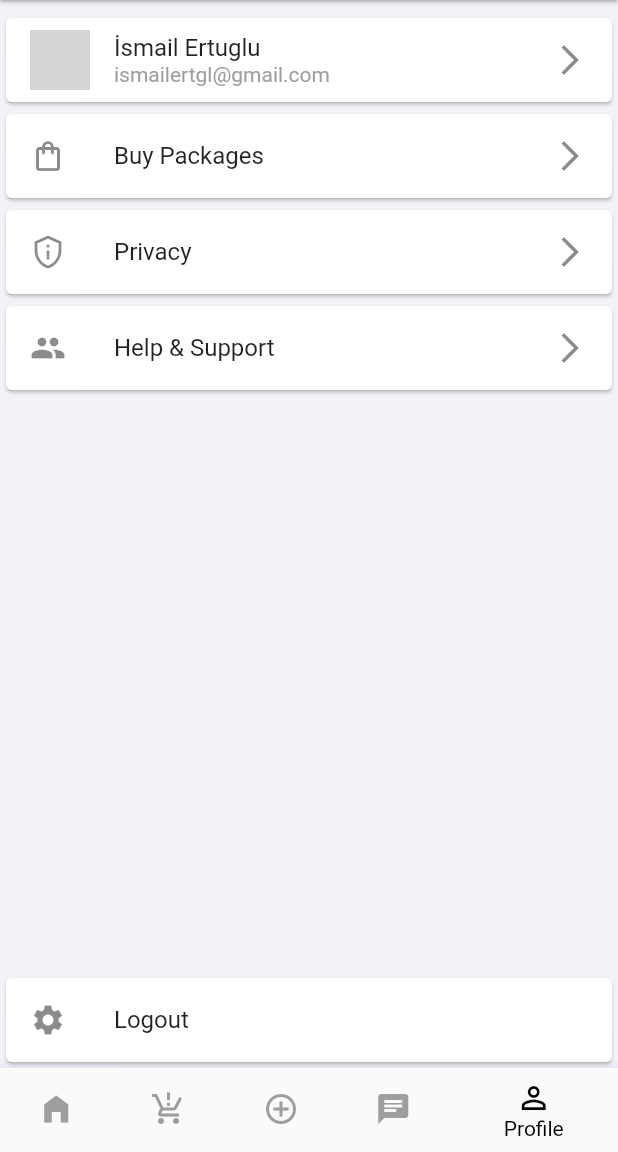
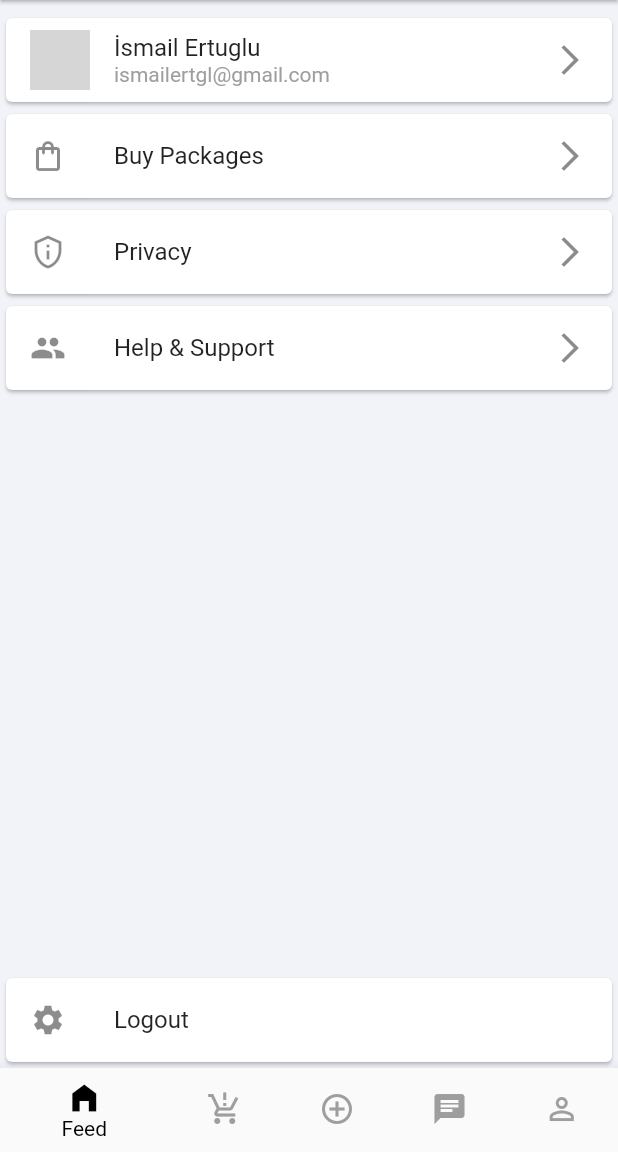
Before and after one commit to ismailertuglu14/Glamor_ecommerce, a Flutter app: the HomeWrapper widget shown alone on an empty page, opened directly, swiped to page 5, on a phone screen of 412 x 824 dp, the part 84-1236 px from its top. Run offline on Flutter 3.47's test engine with Material 2 defaults, Android fonts, the phone set to English and light mode, and no system bars; our stand-ins replace cached_network_image, lottie, shared_preferences; missing offline and left inert: vexana; accounts and stored records are empty; network calls fail; Roboto replaces fonts that are missing (POPPINS); grey boxes are pictures that could not be loaded.

Commit message:
UI Changes

```diff
--- a/lib/core/init/notifier/providers.dart
+++ b/lib/core/init/notifier/providers.dart
@@ -1,5 +1,6 @@
 import 'package:client/core/init/notifier/theme_notifier.dart';
 import 'package:client/product/provider/user_provider.dart';
+import 'package:client/view/home/builder/viewmodel/home_wrapper_model.dart';
 import 'package:client/view/home/feed/service/product_notifier.dart';
 import 'package:provider/provider.dart';
 import 'package:provider/single_child_widget.dart';
@@ -20,6 +21,7 @@ class ApplicationProvider {
     ChangeNotifierProvider(create: (context) => ThemeNotifier()),
     ChangeNotifierProvider(create: (context) => UserProvider()),
     ChangeNotifierProvider(create: (context) => ProductNotifier()),
+    ChangeNotifierProvider(create: (context) => HomeProvider()),
     Provider.value(value: NavigationService.instance)
   ];
 }
--- a/lib/view/authenticate/login/viewmodel/login_view_model.dart
+++ b/lib/view/authenticate/login/viewmodel/login_view_model.dart
@@ -18,6 +18,7 @@ abstract class LoginViewModel extends State<LoginView> with BaseViewModel {
   final TextEditingController emailController = TextEditingController();
   final TextEditingController passwordController = TextEditingController();
   late final FocusNode focusNode;
+//
   late ILoginService loginService;
   String email = '';
   String password = '';
--- a/lib/view/home/builder/view/home_wrapper.dart
+++ b/lib/view/home/builder/view/home_wrapper.dart
@@ -1,4 +1,6 @@
+import 'package:client/view/_product/widgets/popup/exit_popup.dart';
 import 'package:flutter/material.dart';
+import 'package:provider/provider.dart';
 
 import '../viewmodel/home_wrapper_model.dart';
 
@@ -12,13 +14,12 @@ class HomeWrapper extends StatefulWidget {
 class _HomeWrapperState extends HomeWrapperModel {
   @override
   Widget build(BuildContext context) {
-    return Scaffold(
+    return WillPopScope(
+      onWillPop: () => onWillPop(context),
+      child: Scaffold(
         body: PageView.builder(
           controller: pageController,
           physics: const NeverScrollableScrollPhysics(),
-        onPageChanged: ((value) {
-          slidePage(value);
-        }),
           itemCount: viewList.length,
           itemBuilder: (context, index) {
             return viewList[index];
@@ -26,22 +27,15 @@ class _HomeWrapperState extends HomeWrapperModel {
         ),
         bottomNavigationBar: BottomNavigationBar(
           showUnselectedLabels: false,
-        currentIndex: bottomCurrentPage,
+          currentIndex: Provider.of<HomeProvider>(context).currentIndex,
           onTap: (value) {
+            Provider.of<HomeProvider>(context, listen: false).changePage(value);
             changePage(value);
           },
           selectedItemColor: Colors.black,
           unselectedItemColor: Colors.grey,
-        items: const [
-          BottomNavigationBarItem(icon: Icon(Icons.home_filled), label: 'Feed'),
-          BottomNavigationBarItem(
-              icon: Icon(Icons.production_quantity_limits), label: 'MY ADS'),
-          BottomNavigationBarItem(
-              icon: Icon(Icons.add_circle_outline), label: 'Sell'),
-          BottomNavigationBarItem(icon: Icon(Icons.chat), label: 'Chat'),
-          BottomNavigationBarItem(
-              icon: Icon(Icons.person_outline), label: 'Profile'),
-        ],
+          items: bottomNavItems,
+        ),
       ),
     );
   }
--- a/lib/view/home/builder/viewmodel/home_wrapper_model.dart
+++ b/lib/view/home/builder/viewmodel/home_wrapper_model.dart
@@ -4,38 +4,47 @@ import 'package:client/view/home/my_ads/view/myads_view.dart';
 import 'package:client/view/home/profile/view/profile_view.dart';
 import 'package:client/view/home/sell/sell_view.dart';
 import 'package:flutter/material.dart';
+import 'package:provider/provider.dart';
 
 import '../view/home_wrapper.dart';
 
 abstract class HomeWrapperModel extends State<HomeWrapper> {
   late PageController pageController;
-  int currentPage = 0;
-  int bottomCurrentPage = 0;
+
   @override
   void initState() {
     super.initState();
-    pageController = PageController(initialPage: 0, keepPage: true);
-  }
-
-  void slidePage(int index) {
-    setState(() {
-      bottomCurrentPage = index;
-    });
+    pageController = PageController(initialPage: 0);
   }
 
   void changePage(int index) {
-    setState(() {
-      currentPage = index;
-    });
-    pageController.animateToPage(currentPage,
-        duration: const Duration(milliseconds: 500), curve: Curves.ease);
+    Provider.of<HomeProvider>(context, listen: false).currentIndex = index;
+    pageController.jumpToPage(index);
   }
+}
 
-  final List viewList = const [
-    FeedView(),
-    MyAdsView(),
-    SellView(),
-    ChatsView(),
-    ProfileView(),
-  ];
+class HomeProvider extends ChangeNotifier {
+  int currentIndex = 0;
+
+  changePage(int index) {
+    currentIndex = index;
+    notifyListeners();
+  }
 }
+
+const List viewList = [
+  FeedView(),
+  MyAdsView(),
+  SellView(),
+  ChatsView(),
+  ProfileView(),
+];
+
+const List<BottomNavigationBarItem> bottomNavItems = [
+  BottomNavigationBarItem(icon: Icon(Icons.home_filled), label: 'Feed'),
+  BottomNavigationBarItem(
+      icon: Icon(Icons.production_quantity_limits), label: 'MY ADS'),
+  BottomNavigationBarItem(icon: Icon(Icons.add_circle_outline), label: 'Sell'),
+  BottomNavigationBarItem(icon: Icon(Icons.chat), label: 'Chat'),
+  BottomNavigationBarItem(icon: Icon(Icons.person_outline), label: 'Profile'),
+];
--- a/lib/view/home/feed/service/product_notifier.dart
+++ b/lib/view/home/feed/service/product_notifier.dart
@@ -9,6 +9,7 @@ class ProductNotifier extends ChangeNotifier {
     try {
       final apiProducts = await ProductService.instance.getProducts();
       productList = apiProducts;
+
       notifyListeners();
     } catch (e) {
       throw e.toString();
--- a/lib/view/home/feed/viewmodel/feed_view_model.dart
+++ b/lib/view/home/feed/viewmodel/feed_view_model.dart
@@ -11,6 +11,7 @@ abstract class FeedViewModel extends State<FeedView> with BaseViewModel {
     super.initState();
     final products = Provider.of<ProductNotifier>(context, listen: false);
     products.fetchProducts();
+
     focusNode = FocusNode();
     // productList =
     //     ProductService(VexanaManager.instance.networkManager).fetchProducts();
--- a/lib/view/home/profile/view/profile_view.dart
+++ b/lib/view/home/profile/view/profile_view.dart
@@ -1,6 +1,5 @@
 // ignore_for_file: non_constant_identifier_names, deprecated_member_use
 
-import 'package:client/core/constants/navigation/navigation_constants.dart';
 import 'package:client/product/provider/user_provider.dart';
 import 'package:client/view/home/profile/viewmodel/profile_view_model.dart';
 import 'package:flutter/material.dart';
```
Also changed, not shown: lib/product/extension/string_extension.dart (added, +8 -0 lines), lib/product/models/user_model.dart (+8 -1 lines), lib/view/_product/widgets/card/product_card.dart (+4 -9 lines), lib/view/_product/widgets/popup/exit_popup.dart (added, +28 -0 lines), lib/view/home/feed/view/feed_view.dart (+50 -15 lines). Lines whose indentation alone changed are shown as unchanged.
